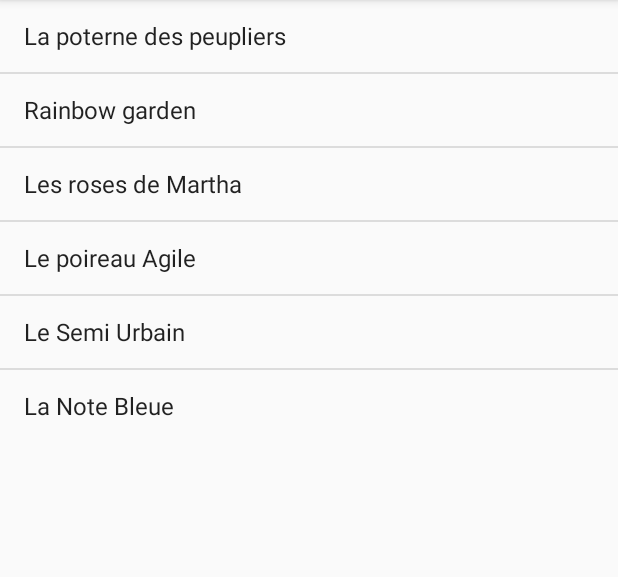
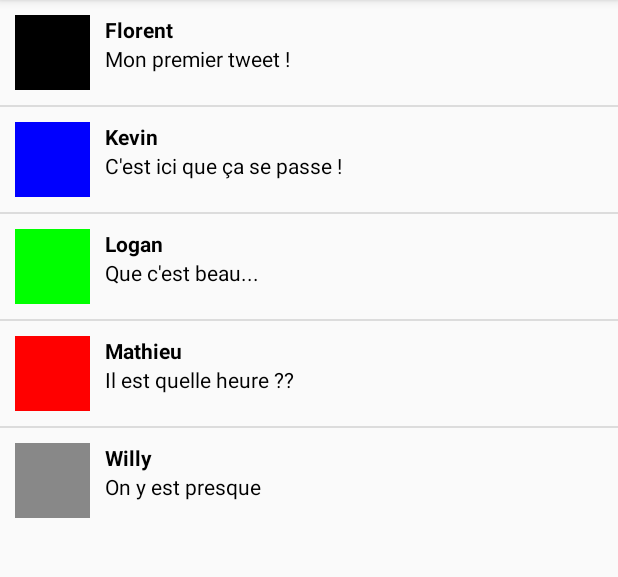
Before and after one commit to OrdonousJavanum/FreeGardenSecondRedemption, an Android app: the MainMenuActivity screen opened directly, with no data from a screen before it, on a phone screen of 412 x 824 dp, the part 84-661 px from its top. Run offline under Robolectric (Android 15) with nearby library versions, the phone set to English and light mode, and no system bars.

Commit message:
Main menu listview

```diff
--- a/FreeGarden/app/src/main/AndroidManifest.xml
+++ b/FreeGarden/app/src/main/AndroidManifest.xml
@@ -9,17 +9,18 @@
         android:roundIcon="@mipmap/ic_launcher_round"
         android:supportsRtl="true"
         android:theme="@style/AppTheme">
-        <activity android:name=".LoginActivity">
+        <activity android:name=".view.LoginActivity">
             <intent-filter>
                 <action android:name="android.intent.action.MAIN" />
 
                 <category android:name="android.intent.category.LAUNCHER" />
             </intent-filter>
         </activity>
-        <activity android:name=".NewAccountActivity" />
-        <activity android:name=".MainMenuActivity" />
-        <activity android:name=".NewUserGoalActivity" />
-        <activity android:name=".GardenRegisterActivity"></activity>
+        <activity android:name=".view.NewAccountActivity" />
+        <activity android:name=".view.MainMenuActivity" />
+        <activity android:name=".view.NewUserGoalActivity" />
+        <activity android:name=".view.GardenRegisterActivity" />
+        <class android:name=".controller.TweetAdapter" />
     </application>
 
 </manifest>
--- a/FreeGarden/app/src/main/java/com/henallux/freegarden/MainMenuActivity.java
+++ /dev/null
@@ -1,32 +0,0 @@
-package com.henallux.freegarden;
-
-import android.os.Bundle;
-import android.support.v7.app.AppCompatActivity;
-import android.widget.ArrayAdapter;
-import android.widget.ListView;
-
-/**
- * Created by DarK LorD on 09/12/2016.
- */
-
-public class MainMenuActivity extends AppCompatActivity {
-
-    ListView mGardenList;
-    String[] gardens = new String[]{
-            "La poterne des peupliers", "Rainbow garden", "Les roses de Martha",
-            "Le poireau Agile", "Le Semi Urbain", "La Note Bleue"
-    };
-
-    @Override
-    protected void onCreate(Bundle savedInstanceState)
-    {
-        super.onCreate(savedInstanceState);
-        setContentView(R.layout.activity_main_menu);
-
-        mGardenList = (ListView) findViewById(R.id.gardenList);
-
-        ArrayAdapter<String> adapter = new ArrayAdapter<String>(MainMenuActivity.this,
-                android.R.layout.simple_list_item_1, gardens);
-        mGardenList.setAdapter(adapter);
-    }
-}
--- /dev/null
+++ b/FreeGarden/app/src/main/java/com/henallux/freegarden/controller/TweetAdapter.java
@@ -0,0 +1,58 @@
+package com.henallux.freegarden.controller;
+
+/**
+ * Created by DarK LorD on 20/04/2017.
+ */
+
+import android.content.Context;
+import android.graphics.drawable.ColorDrawable;
+import android.view.LayoutInflater;
+import android.view.View;
+import android.view.ViewGroup;
+import android.widget.ArrayAdapter;
+import android.widget.ImageView;
+import android.widget.TextView;
+
+import com.henallux.freegarden.R;
+import com.henallux.freegarden.model.Tweet;
+
+import java.util.List;
+
+public class TweetAdapter extends ArrayAdapter<Tweet> {
+
+    public TweetAdapter(Context context, List<Tweet> tweets) {
+        super(context, 0, tweets);
+    }
+
+    @Override
+    public View getView(int position, View convertView, ViewGroup parent) {
+
+        if(convertView == null){
+            convertView = LayoutInflater.from(getContext()).inflate(R.layout.row_tweet,parent, false);
+        }
+
+        TweetViewHolder viewHolder = (TweetViewHolder) convertView.getTag();
+        if(viewHolder == null){
+            viewHolder = new TweetViewHolder();
+            viewHolder.pseudo = (TextView) convertView.findViewById(R.id.pseudo);
+            viewHolder.text = (TextView) convertView.findViewById(R.id.text);
+            viewHolder.avatar = (ImageView) convertView.findViewById(R.id.avatar);
+            convertView.setTag(viewHolder);
+        }
+
+        //getItem(position) va récupérer l'item [position] de la List<Tweet> tweets
+        Tweet tweet = getItem(position);
+        viewHolder.pseudo.setText(tweet.getPseudo());
+        viewHolder.text.setText(tweet.getText());
+        viewHolder.avatar.setImageDrawable(new ColorDrawable(tweet.getColor()));
+
+        return convertView;
+    }
+
+    private class TweetViewHolder{
+        public TextView pseudo;
+        public TextView text;
+        public ImageView avatar;
+
+    }
+}
--- /dev/null
+++ b/FreeGarden/app/src/main/java/com/henallux/freegarden/model/Tweet.java
@@ -0,0 +1,41 @@
+package com.henallux.freegarden.model;
+
+/**
+ * Created by DarK LorD on 20/04/2017.
+ */
+
+public class Tweet {
+    private int color;
+    private String pseudo;
+    private String text;
+
+    public Tweet(int color, String pseudo, String text) {
+        this.color = color;
+        this.pseudo = pseudo;
+        this.text = text;
+    }
+
+    public int getColor() {
+        return color;
+    }
+
+    public void setColor(int color) {
+        this.color = color;
+    }
+
+    public String getPseudo() {
+        return pseudo;
+    }
+
+    public void setPseudo(String pseudo) {
+        this.pseudo = pseudo;
+    }
+
+    public String getText() {
+        return text;
+    }
+
+    public void setText(String text) {
+        this.text = text;
+    }
+}
--- a/FreeGarden/app/src/main/java/com/henallux/freegarden/GardenRegisterActivity.java
+++ b/FreeGarden/app/src/main/java/com/henallux/freegarden/view/GardenRegisterActivity.java
@@ -1,7 +1,9 @@
-package com.henallux.freegarden;
+package com.henallux.freegarden.view;
 
 import android.support.v7.app.AppCompatActivity;
 import android.os.Bundle;
+
+import com.henallux.freegarden.R;
 
 public class GardenRegisterActivity extends AppCompatActivity {
 
--- a/FreeGarden/app/src/main/java/com/henallux/freegarden/LoginActivity.java
+++ b/FreeGarden/app/src/main/java/com/henallux/freegarden/view/LoginActivity.java
@@ -1,9 +1,11 @@
-package com.henallux.freegarden;
+package com.henallux.freegarden.view;
 
 import android.content.Intent;
 import android.support.v7.app.AppCompatActivity;
 import android.os.Bundle;
 import android.view.View;
+
+import com.henallux.freegarden.R;
 
 public class LoginActivity extends AppCompatActivity {
 
--- /dev/null
+++ b/FreeGarden/app/src/main/java/com/henallux/freegarden/view/MainMenuActivity.java
@@ -0,0 +1,68 @@
+package com.henallux.freegarden.view;
+
+import android.graphics.Color;
+import android.os.Bundle;
+import android.support.v7.app.ActionBarActivity;
+import android.support.v7.app.AppCompatActivity;
+import android.widget.ArrayAdapter;
+import android.widget.ListView;
+import com.henallux.freegarden.controller.TweetAdapter;
+import com.henallux.freegarden.model.Tweet;
+
+import com.henallux.freegarden.R;
+
+import java.util.ArrayList;
+import java.util.List;
+
+/**
+ * Created by DarK LorD on 09/12/2016.
+ */
+
+public class MainMenuActivity extends AppCompatActivity {
+
+    ListView mGardenList;
+    String[] gardens = new String[]{
+            "La poterne des peupliers", "Rainbow garden", "Les roses de Martha",
+            "Le poireau Agile", "Le Semi Urbain", "La Note Bleue"
+    };
+
+    @Override
+    protected void onCreate(Bundle savedInstanceState)
+    {
+        super.onCreate(savedInstanceState);
+        setContentView(R.layout.activity_main_menu);
+
+        mGardenList = (ListView) findViewById(R.id.gardenList);
+/*
+        ArrayAdapter<String> adapter = new ArrayAdapter<String>(MainMenuActivity.this,
+                android.R.layout.simple_list_item_1, gardens);
+        mGardenList.setAdapter(adapter);*/
+
+        //afficherListeNoms();
+        afficherListeTweets();
+    }
+    private void afficherListeNoms(){
+        //android.R.layout.simple_list_item_1 est une vue disponible de base dans le SDK android,
+        //Contenant une TextView avec comme identifiant "@android:id/text1"
+
+        ArrayAdapter<String> adapter = new ArrayAdapter<String>(MainMenuActivity.this, android.R.layout.simple_list_item_1, gardens);
+        mGardenList.setAdapter(adapter);
+    }
+
+    private List<Tweet> genererTweets(){
+        List<Tweet> tweets = new ArrayList<Tweet>();
+        tweets.add(new Tweet(Color.BLACK, "Florent", "Mon premier tweet !"));
+        tweets.add(new Tweet(Color.BLUE, "Kevin", "C'est ici que ça se passe !"));
+        tweets.add(new Tweet(Color.GREEN, "Logan", "Que c'est beau..."));
+        tweets.add(new Tweet(Color.RED, "Mathieu", "Il est quelle heure ??"));
+        tweets.add(new Tweet(Color.GRAY, "Willy", "On y est presque"));
+        return tweets;
+    }
+
+    private void afficherListeTweets(){
+        List<Tweet> tweets = genererTweets();
+
+        TweetAdapter adapter = new TweetAdapter(MainMenuActivity.this, tweets);
+        mGardenList.setAdapter(adapter);
+    }
+}
--- a/FreeGarden/app/src/main/java/com/henallux/freegarden/NewAccountActivity.java
+++ b/FreeGarden/app/src/main/java/com/henallux/freegarden/view/NewAccountActivity.java
@@ -1,9 +1,11 @@
-package com.henallux.freegarden;
+package com.henallux.freegarden.view;
 
 import android.support.v7.app.AppCompatActivity;
 import android.os.Bundle;
 import android.view.View;
 import android.content.Intent;
+
+import com.henallux.freegarden.R;
 
 public class NewAccountActivity extends AppCompatActivity {
 
--- a/FreeGarden/app/src/main/java/com/henallux/freegarden/NewUserGoalActivity.java
+++ b/FreeGarden/app/src/main/java/com/henallux/freegarden/view/NewUserGoalActivity.java
@@ -1,9 +1,11 @@
-package com.henallux.freegarden;
+package com.henallux.freegarden.view;
 
 import android.content.Intent;
 import android.support.v7.app.AppCompatActivity;
 import android.os.Bundle;
 import android.view.View;
+
+import com.henallux.freegarden.R;
 
 public class NewUserGoalActivity extends AppCompatActivity {
 
--- a/FreeGarden/app/src/main/res/layout/activity_garden_register.xml
+++ b/FreeGarden/app/src/main/res/layout/activity_garden_register.xml
@@ -4,7 +4,7 @@
     xmlns:tools="http://schemas.android.com/tools"
     android:layout_width="match_parent"
     android:layout_height="match_parent"
-    tools:context="com.henallux.freegarden.GardenRegisterActivity">
+    tools:context="com.henallux.freegarden.view.GardenRegisterActivity">
 
     <!--Layout vertical général-->
     <android.support.v7.widget.LinearLayoutCompat
--- a/FreeGarden/app/src/main/res/layout/activity_login.xml
+++ b/FreeGarden/app/src/main/res/layout/activity_login.xml
@@ -4,7 +4,7 @@
     xmlns:tools="http://schemas.android.com/tools"
     android:layout_width="match_parent"
     android:layout_height="match_parent"
-    tools:context="com.henallux.freegarden.LoginActivity">
+    tools:context="com.henallux.freegarden.view.LoginActivity">
 
     <TextView
         android:id="@+id/titleView"
--- a/FreeGarden/app/src/main/res/layout/activity_new_account.xml
+++ b/FreeGarden/app/src/main/res/layout/activity_new_account.xml
@@ -4,7 +4,7 @@
     xmlns:tools="http://schemas.android.com/tools"
     android:layout_width="match_parent"
     android:layout_height="match_parent"
-    tools:context="com.henallux.freegarden.NewAccountActivity">
+    tools:context="com.henallux.freegarden.view.NewAccountActivity">
 
     <TextView
         android:id="@+id/textView4"
--- a/FreeGarden/app/src/main/res/layout/activity_new_user_goal.xml
+++ b/FreeGarden/app/src/main/res/layout/activity_new_user_goal.xml
@@ -4,7 +4,7 @@
     xmlns:tools="http://schemas.android.com/tools"
     android:layout_width="match_parent"
     android:layout_height="match_parent"
-    tools:context="com.henallux.freegarden.NewUserGoalActivity">
+    tools:context="com.henallux.freegarden.view.NewUserGoalActivity">
 
     <android.support.v7.widget.LinearLayoutCompat
         android:layout_width="344dp"
--- a/FreeGarden/app/src/main/res/layout/row_message.xml
+++ /dev/null
@@ -1,6 +0,0 @@
-<?xml version="1.0" encoding="utf-8"?>
-<LinearLayout xmlns:android="http://schemas.android.com/apk/res/android"
-    android:orientation="vertical" android:layout_width="match_parent"
-    android:layout_height="match_parent">
-
-</LinearLayout>
--- /dev/null
+++ b/FreeGarden/app/src/main/res/layout/row_tweet.xml
@@ -0,0 +1,38 @@
+<?xml version="1.0" encoding="utf-8"?>
+<RelativeLayout xmlns:android="http://schemas.android.com/apk/res/android"
+    xmlns:tools="http://schemas.android.com/tools"
+    android:layout_width="match_parent"
+    android:layout_height="match_parent"
+    android:padding="10dp"
+    >
+
+    <ImageView
+        android:id="@+id/avatar"
+        android:layout_width="50dp"
+        android:layout_height="50dp"
+        tools:background="#AAA"
+        />
+
+    <TextView
+        android:id="@+id/pseudo"
+        android:layout_width="wrap_content"
+        android:layout_height="wrap_content"
+        android:textColor="@android:color/black"
+        android:layout_marginLeft="10dp"
+        android:layout_toRightOf="@+id/avatar"
+        android:layout_alignTop="@+id/avatar"
+        android:textStyle="bold"
+        tools:text="Pseudo"
+        />
+
+    <TextView
+        android:id="@+id/text"
+        android:layout_width="wrap_content"
+        android:layout_height="wrap_content"
+        android:textColor="@android:color/black"
+        android:layout_alignLeft="@+id/pseudo"
+        android:layout_below="@+id/pseudo"
+        tools:text="Texte de mon tweet"
+        />
+
+</RelativeLayout>
```
